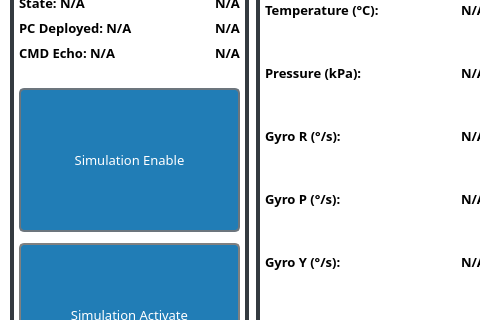
This is Ground-Station/gui/ground_station.ui in BradyCason/UCI-CanSat-24-25 as Qt 5 draws it before an edit; both pictures show x 0 to 480 and y 182 to 502 of the 996 by 765 pixel window. The edited form follows.
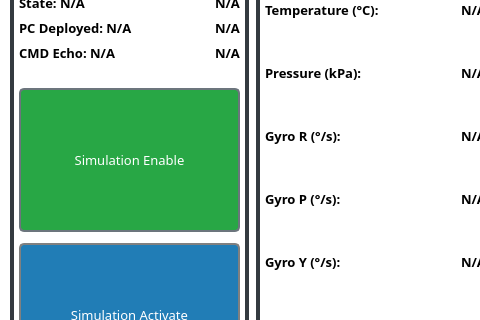
This is the edited form.

Commit message: Simulation and xbee read/ write functionality

Diff of the .ui file:
```diff
--- a/Ground-Station/gui/ground_station.ui
+++ b/Ground-Station/gui/ground_station.ui
@@ -422,7 +422,7 @@
               </font>
              </property>
              <property name="styleSheet">
-              <string notr="true"/>
+              <string notr="true">QPushButton{background-color: rgba(40, 167, 69, 1);} QPushButton:hover{background-color: rgba(36, 149, 62, 1);}</string>
              </property>
              <property name="text">
               <string>Simulation Enable</string>
```
The commit also changes 2 other files.
